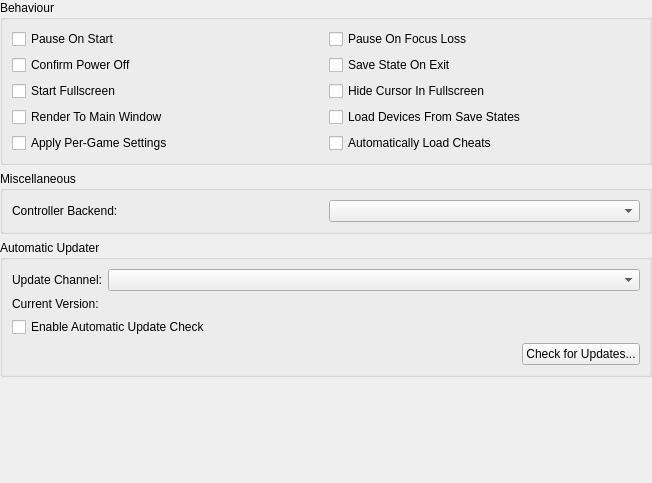
First picture: the form in src/duckstation-qt/generalsettingswidget.ui, repository kofxi3584karlayang/duckstation, before the edit.
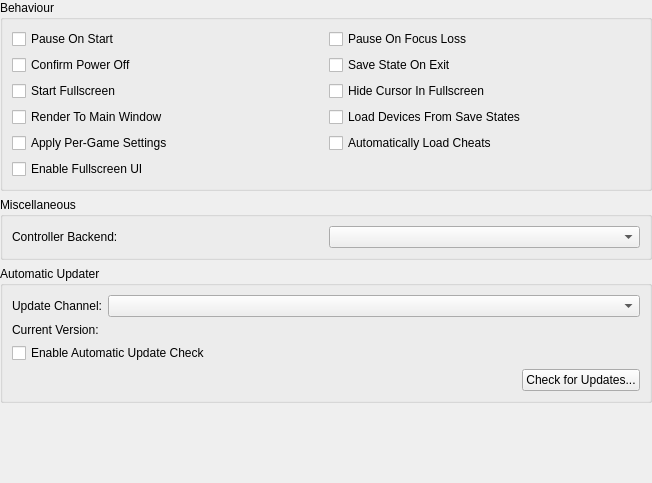
Second picture: the form after the edit.

Commit message: Move ImGui setup to common, and enable fullscreen UI in Qt

Diff of the .ui file:
```diff
--- a/src/duckstation-qt/generalsettingswidget.ui
+++ b/src/duckstation-qt/generalsettingswidget.ui
@@ -102,6 +102,13 @@
         </property>
        </widget>
       </item>
+      <item row="5" column="0">
+       <widget class="QCheckBox" name="enableFullscreenUI">
+        <property name="text">
+         <string>Enable Fullscreen UI</string>
+        </property>
+       </widget>
+      </item>
      </layout>
     </widget>
    </item>
```
The commit also changes 15 other files.
